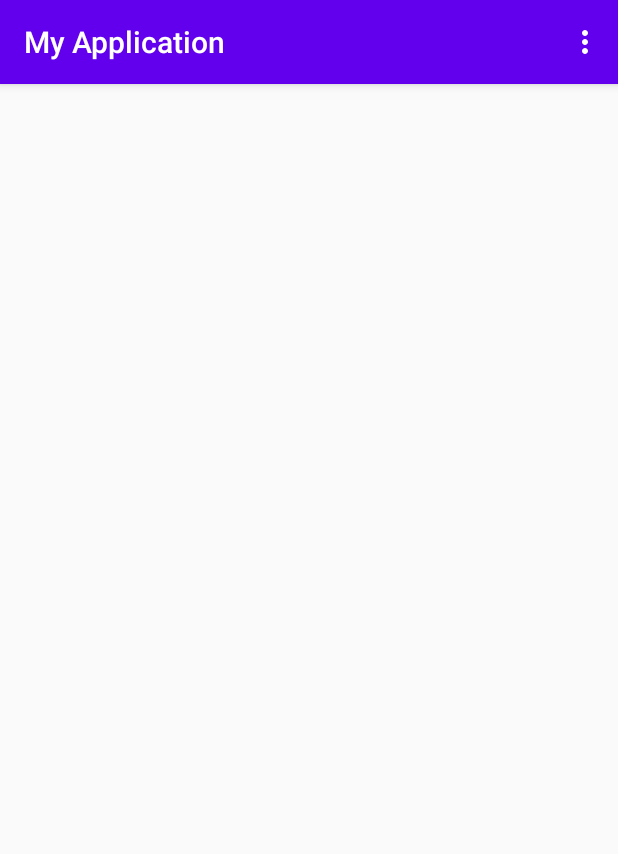
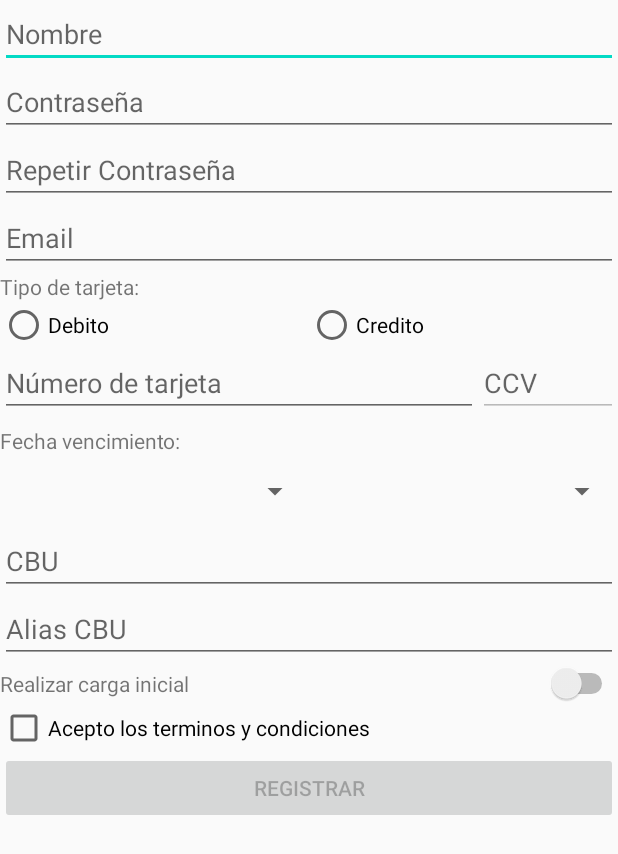
Before and after one commit to AgustinGHunzicker/App01, an Android app: the screen it shows after launch (Home before the commit, MainActivity after it), in the options menu, after a tap on "Registrarme", on a phone screen of 412 x 824 dp. Shown: the top 854 px of the screen. Run offline under Robolectric (Android 15) with nearby library versions, the phone set to English and light mode, and no system bars.

Commit message:
Transicion de pantalla inicio a registrarme lista. Falta toolbar para volver al menu principal

```diff
--- a/app/src/main/AndroidManifest.xml
+++ b/app/src/main/AndroidManifest.xml
@@ -1,5 +1,6 @@
 <?xml version="1.0" encoding="utf-8"?>
 <manifest xmlns:android="http://schemas.android.com/apk/res/android"
+    xmlns:tools="http://schemas.android.com/tools"
     package="com.example.myapplication">
 
     <application
@@ -9,6 +10,9 @@
         android:roundIcon="@mipmap/ic_launcher_round"
         android:supportsRtl="true"
         android:theme="@style/AppTheme">
+        <activity android:name=".MainActivity"
+            android:label="SignUp">
+        </activity>
 
         <activity android:name=".Home">
             <intent-filter>
--- a/app/src/main/java/com/example/myapplication/Home.java
+++ b/app/src/main/java/com/example/myapplication/Home.java
@@ -4,9 +4,12 @@
 import androidx.appcompat.app.AppCompatActivity;
 import androidx.appcompat.widget.Toolbar;
 
+import android.content.Intent;
 import android.os.Bundle;
+import android.util.Log;
 import android.view.Menu;
 import android.view.MenuItem;
+import android.view.View;
 
 public class Home extends AppCompatActivity {
 
@@ -28,14 +31,21 @@
     }
 
     @Override
-    public boolean onOptionsItemSelected(@NonNull MenuItem item) {
+    public boolean onOptionsItemSelected(MenuItem item) {
         switch (item.getItemId()){
             case R.id.menuOption1:
+                Intent pantallaRegistro = new Intent(this, MainActivity.class);
+                startActivity(pantallaRegistro);
+                Log.d("Tag1", "REGISTRARME");
                 break;
             case R.id.menuOption2:
+                Log.d("Tag2", "CREAR ITEM");
                 break;
             case R.id.menuOption3:
+                Log.d("Tag3","LISTA ITEMS");
                 break;
+            default:
+                //error desconocido
         }
         return super.onOptionsItemSelected(item);
     }
--- a/app/src/main/java/com/example/myapplication/MainActivity.java
+++ b/app/src/main/java/com/example/myapplication/MainActivity.java
@@ -25,6 +25,7 @@
     @RequiresApi(api = Build.VERSION_CODES.O)
     @Override
     protected void onCreate(Bundle savedInstanceState) {
+
         super.onCreate(savedInstanceState);
         setContentView(R.layout.activity_main);
 
--- a/app/src/main/res/menu/menu_toolbar.xml
+++ b/app/src/main/res/menu/menu_toolbar.xml
@@ -3,10 +3,9 @@
     xmlns:app="http://schemas.android.com/apk/res-auto">
     <item
         android:id="@+id/menuOption1"
+        android:orderInCategory="1"
         android:title="Registrarme"
-        android:orderInCategory="1"
-        app:showAsAction="never"
-        />
+        app:showAsAction="never" />
     <item
         android:id="@+id/menuOption2"
         android:title="Crear Ítem"
```
